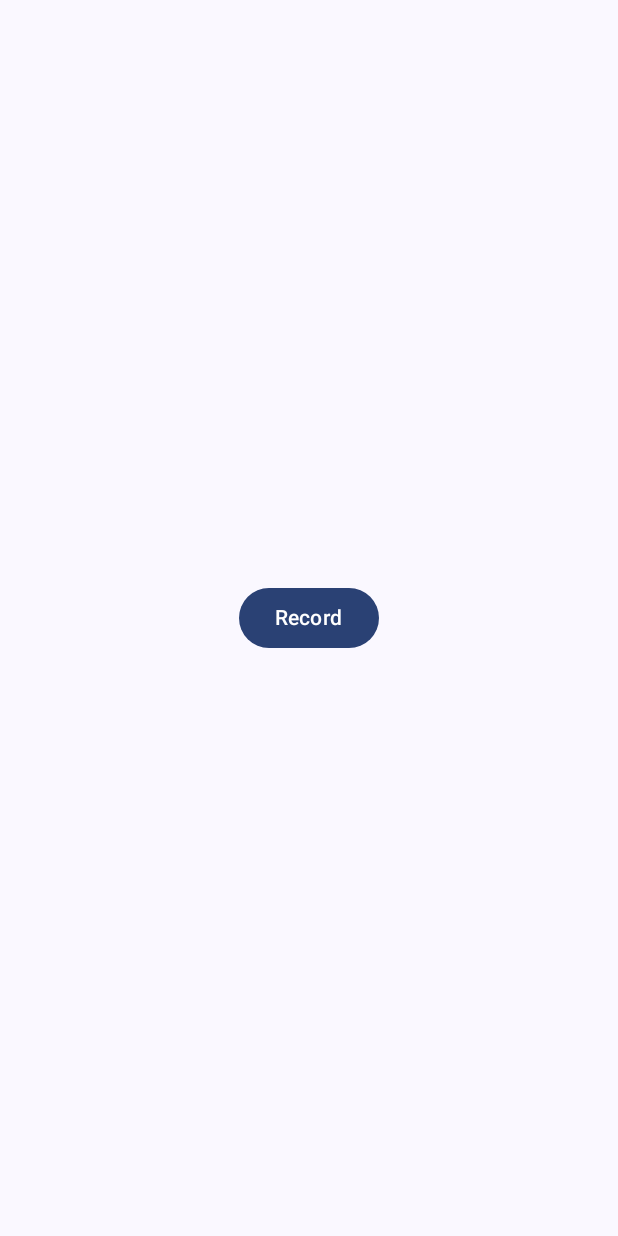
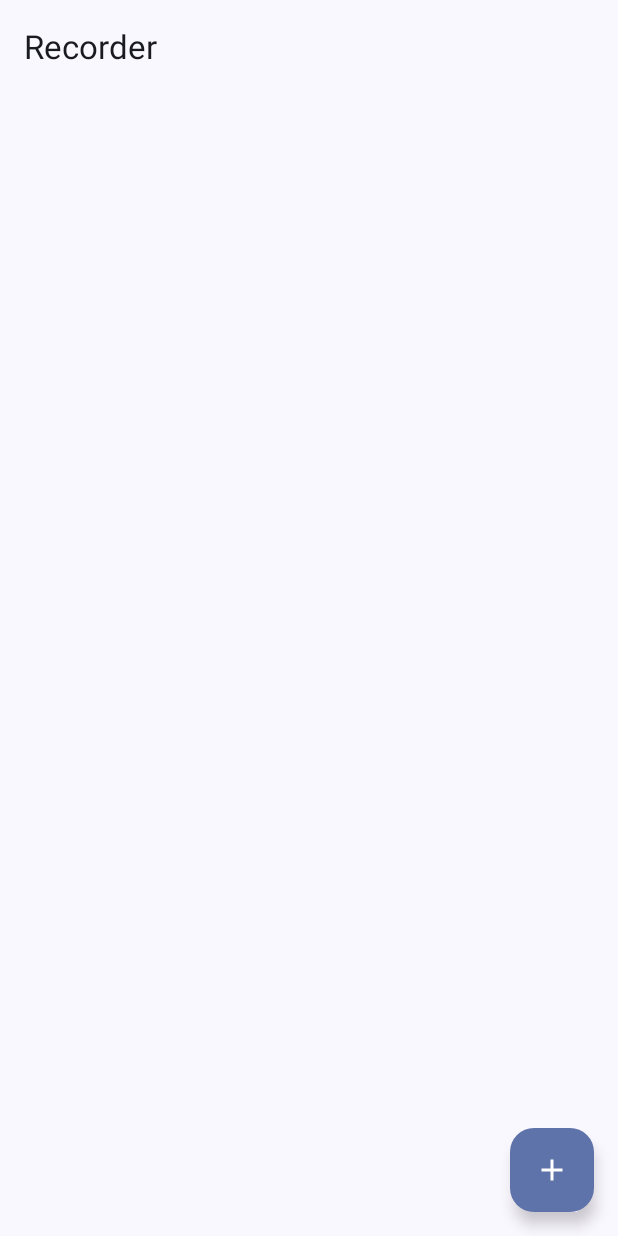
Before and after one commit to Davidathatch/LiveJournal, an Android app built with Jetpack Compose: the screen it shows after launch (MainActivity), on a phone screen of 412 x 824 dp. Run offline under Robolectric (Android 15) with nearby library versions, the phone set to English and light mode, and no system bars; our stand-ins replace Room's generated code.

Commit message:
Play/Pause/Stop recording - You can now create new recordings - Within recordings you can record, pause, and exit

```diff
--- a/app/build.gradle.kts
+++ b/app/build.gradle.kts
@@ -3,6 +3,7 @@ plugins {
     alias(libs.plugins.kotlin.android)
     alias(libs.plugins.kotlin.compose)
     id("com.google.devtools.ksp")
+    kotlin("plugin.serialization") version "2.0.21"
 }
 
 android {
@@ -52,6 +53,7 @@ dependencies {
     implementation(libs.androidx.compose.ui.tooling.preview)
     implementation(libs.androidx.compose.material3)
     implementation(libs.androidx.room.runtime)
+    implementation(libs.androidx.navigation.compose)
     ksp(libs.androidx.room.compiler)
     implementation(libs.androidx.room.ktx)
 
--- a/app/src/main/java/com/example/recorder/MainActivity.kt
+++ b/app/src/main/java/com/example/recorder/MainActivity.kt
@@ -24,7 +24,11 @@ import androidx.compose.runtime.getValue
 import androidx.compose.ui.Alignment
 import androidx.compose.ui.Modifier
 import androidx.compose.ui.tooling.preview.Preview
-import com.example.recorder.RecorderVM.Companion.Factory
+import androidx.navigation.compose.rememberNavController
+import com.example.recorder.composables.RecorderNav
+import com.example.recorder.composables.RecordingExplorer
+import com.example.recorder.state.RecorderVM
+import com.example.recorder.state.RecorderVM.Companion.Factory
 import com.example.recorder.ui.theme.RecorderTheme
 import kotlinx.coroutines.launch
 import kotlin.getValue
@@ -34,57 +38,10 @@ class MainActivity : ComponentActivity() {
         super.onCreate(savedInstanceState)
         enableEdgeToEdge()
         setContent {
-            val vm: RecorderVM by viewModels { RecorderVM.Factory }
+            val vm: RecorderVM by viewModels { Factory }
+            val navController = rememberNavController()
             RecorderTheme {
-                Scaffold(modifier = Modifier.fillMaxSize()) { innerPadding ->
-                    Column(
-                        modifier = Modifier
-                            .padding(innerPadding)
-                            .fillMaxSize(),
-                        verticalArrangement = Arrangement.Center,
-                        horizontalAlignment = Alignment.CenterHorizontally
-                    ) {
-                        val recordings by vm.recordings.collectAsState()
-                        LazyColumn {
-                            items(recordings, key = { it.id }) { recording ->
-                                Card(
-                                    onClick = { vm.onRecordingDelete(recording) }
-                                ) {
-                                    Column {
-                                        Text(recording.name)
-                                        Text(recording.timestamp.toString())
-                                        Text(recording.fileName)
-                                        Text(recording.state.value)
-                                    }
-                                }
-                            }
-                        }
-
-                        when {
-                            applicationContext.checkSelfPermission(Manifest.permission.RECORD_AUDIO) == PackageManager.PERMISSION_GRANTED -> {
-                                Button(
-                                    onClick = { vm.toggleRecording() }
-                                ) {
-                                    val recording by vm.recording.collectAsState()
-                                    Text(if (recording) "Stop" else "Record")
-                                }
-                            }
-
-                            else -> {
-                                Button(
-                                    onClick = {
-                                        requestPermissions(
-                                            arrayOf(Manifest.permission.RECORD_AUDIO),
-                                            1
-                                        )
-                                    }
-                                ) {
-                                    Text("Give mic access")
-                                }
-                            }
-                        }
-                    }
-                }
+                RecorderNav(navController, vm)
             }
         }
     }
--- a/app/src/main/java/com/example/recorder/RecorderVM.kt
+++ /dev/null
@@ -1,121 +0,0 @@
-package com.example.recorder
-
-import android.util.Log
-import androidx.lifecycle.ViewModel
-import androidx.lifecycle.ViewModelProvider
-import androidx.lifecycle.ViewModelProvider.AndroidViewModelFactory.Companion.APPLICATION_KEY
-import androidx.lifecycle.viewModelScope
-import androidx.lifecycle.viewmodel.initializer
-import androidx.lifecycle.viewmodel.viewModelFactory
-import com.example.recorder.data.Recording
-import com.example.recorder.data.RecordingRepository
-import com.example.recorder.data.RecordingState
-import com.example.recorder.recorder.Recorder
-import com.example.recorder.recorder.RecordingWriter
-import kotlinx.coroutines.CoroutineScope
-import kotlinx.coroutines.flow.MutableStateFlow
-import kotlinx.coroutines.flow.SharingStarted
-import kotlinx.coroutines.flow.stateIn
-import kotlinx.coroutines.launch
-import java.io.File
-
-/**
- * Viewmodel for [MainActivity]
- *
- * @param filesDir: the directory in which data should be saved
- * @param recorderScope: the coroutine scope in which the recorder should run
- */
-class RecorderVM(
-    private val filesDir: File,
-    private val recorderScope: CoroutineScope,
-    private val repo: RecordingRepository
-) : ViewModel() {
-    /**
-     * Used to record audio from the device mic
-     */
-    private val recorder = Recorder()
-
-    private var recordingRowId: Long? = null
-
-    /**
-     * Used to write data collected from the currently active recording
-     */
-    private lateinit var writer: RecordingWriter
-
-    val recordingMutable = MutableStateFlow(false)
-
-    /**
-     * True if the device is actively recording, false otherwise
-     */
-    val recording = recordingMutable
-
-    /**
-     * List of recordings to present to user
-     */
-    val recordings = repo.allRecordings.stateIn(
-        recorderScope,
-        SharingStarted.WhileSubscribed(),
-        initialValue = listOf()
-    )
-
-    /**
-     * Called when user request that a recording be deleted
-     *
-     * @param toDelete: the recording to delete
-     */
-    fun onRecordingDelete(toDelete: Recording) {
-        repo.deleteRecording(toDelete)
-    }
-
-    /**
-     * Called when the user toggles between starting/stopping a recording. If a recording is
-     * ongoing, it is finalized and should be presented to the user. If there is not an ongoing
-     * recording, a new one is started and set to save its data to a new .wav file in [filesDir].
-     */
-    fun toggleRecording() {
-        viewModelScope.launch {
-            // Ongoing recording; finalize it
-            if (recordingMutable.value) {
-                recorder.stop()
-                checkNotNull(recordingRowId)
-                repo.updateRecordingState(recordingRowId!!, RecordingState.COMPLETE)
-                recordingMutable.value = false
-            }
-            // No ongoing recording; start a new one
-            else {
-                val newRecording = Recording(
-                    name = "Recording",
-                )
-                try {
-                    writer = repo.prepareForRecording(newRecording)
-
-                    recordingMutable.value = true
-                    recorderScope.launch {
-                        writer.beginSave(recorder.start {
-                            recorderScope.launch {
-                                writer.finishSave()
-                            }
-                        })
-                    }
-                    recordingRowId = repo.addRecording(newRecording).await()
-                } catch (e: Exception) {
-                    Log.e("Recorder Vm", "Error starting recorder", e)
-                    recordingMutable.value = false
-                }
-            }
-        }
-    }
-
-    companion object {
-        val Factory: ViewModelProvider.Factory = viewModelFactory {
-            initializer {
-                val app = this[APPLICATION_KEY] as RecorderApplication
-                RecorderVM(
-                    app.filesDir,
-                    app.scope,
-                    app.repo
-                )
-            }
-        }
-    }
-}
--- /dev/null
+++ b/app/src/main/java/com/example/recorder/composables/Navigation.kt
@@ -0,0 +1,32 @@
+package com.example.recorder.composables
+
+import android.util.Log
+import androidx.compose.runtime.Composable
+import androidx.navigation.NavHostController
+import androidx.navigation.compose.NavHost
+import androidx.navigation.compose.composable
+import com.example.recorder.state.RecorderVM
+import kotlinx.serialization.Serializable
+
+@Serializable
+object RecordingExplorer
+
+@Serializable
+object NewRecording
+
+@Composable
+fun RecorderNav(
+    navController: NavHostController,
+    vm: RecorderVM) {
+    NavHost(navController = navController, startDestination = RecordingExplorer) {
+        composable<RecordingExplorer> {
+            vm.recordingExplorerState.setOnNewRecordingReq{ navController.navigate(NewRecording) }
+            RecordingExplorer(vm.recordingExplorerState)
+        }
+        composable<NewRecording> {
+            val state = vm.newRecordingState
+            state.setOnExitNewRecordingBtnPress{ navController.popBackStack() }
+            NewRecording(state)
+        }
+    }
+}
--- /dev/null
+++ b/app/src/main/java/com/example/recorder/composables/RecordingExplorer.kt
@@ -0,0 +1,111 @@
+package com.example.recorder.composables
+
+import androidx.compose.foundation.ExperimentalFoundationApi
+import androidx.compose.foundation.combinedClickable
+import androidx.compose.foundation.layout.Arrangement
+import androidx.compose.foundation.layout.Box
+import androidx.compose.foundation.layout.Column
+import androidx.compose.foundation.layout.Row
+import androidx.compose.foundation.layout.Spacer
+import androidx.compose.foundation.layout.fillMaxSize
+import androidx.compose.foundation.layout.fillMaxWidth
+import androidx.compose.foundation.layout.padding
+import androidx.compose.foundation.layout.width
+import androidx.compose.foundation.lazy.LazyColumn
+import androidx.compose.foundation.lazy.items
+import androidx.compose.material.icons.Icons
+import androidx.compose.material.icons.filled.Add
+import androidx.compose.material3.Card
+import androidx.compose.material3.DropdownMenu
+import androidx.compose.material3.DropdownMenuItem
+import androidx.compose.material3.ExperimentalMaterial3Api
+import androidx.compose.material3.FloatingActionButton
+import androidx.compose.material3.Icon
+import androidx.compose.material3.Scaffold
+import androidx.compose.material3.Text
+import androidx.compose.material3.TopAppBar
+import androidx.compose.runtime.Composable
+import androidx.compose.runtime.collectAsState
+import androidx.compose.runtime.getValue
+import androidx.compose.runtime.mutableStateOf
+import androidx.compose.runtime.remember
+import androidx.compose.runtime.setValue
+import androidx.compose.ui.Alignment
+import androidx.compose.ui.Modifier
+import androidx.compose.ui.unit.dp
+import com.example.recorder.state.RecordingExplorerState
+import java.time.LocalDateTime
+
+@OptIn(ExperimentalMaterial3Api::class, ExperimentalFoundationApi::class)
+@Composable
+fun RecordingExplorer(
+    state: RecordingExplorerState
+) {
+    Scaffold(
+        topBar = {
+            TopAppBar(
+                title = { Text("Recorder") }
+            )
+        },
+        floatingActionButton = {
+            FloatingActionButton(
+                onClick = { state.onNewRecordingBtnPress() }
+            ) {
+                Icon(Icons.Default.Add, contentDescription = "Add icon")
+            }
+        }
+    ) { innerPadding ->
+        Column(
+            modifier = Modifier
+                .padding(innerPadding)
+                .fillMaxSize(),
+            verticalArrangement = Arrangement.Top,
+            horizontalAlignment = Alignment.CenterHorizontally
+        ) {
+            val recordings by state.recordings.collectAsState()
+            LazyColumn {
+                items(recordings, key = { it.id }) { recording ->
+                    Box(
+                        modifier = Modifier.animateItem()
+                    ) {
+                        var dropdownExpanded by remember { mutableStateOf(false) }
+                        Card(
+                            modifier = Modifier
+                                .fillMaxWidth()
+                                .padding(25.dp, 5.dp)
+                                .combinedClickable(
+                                    onClick = {},
+                                    onLongClick = { dropdownExpanded = true },
+                                )
+                        ) {
+                            Row(
+                                modifier = Modifier
+                                    .padding(15.dp)
+                                    .fillMaxWidth(),
+                                horizontalArrangement = Arrangement.SpaceBetween
+                            ) {
+                                Text(recording.name)
+                                Spacer(Modifier.width(15.dp))
+                                Text(recording.timestamp.format(java.time.format.DateTimeFormatter.ISO_DATE))
+                            }
+                            DropdownMenu(
+                                expanded = dropdownExpanded,
+                                onDismissRequest = { dropdownExpanded = false }
+                            ) {
+                                DropdownMenuItem(
+                                    text = { Text("Delete") },
+                                    onClick = {
+                                        state.onRecordingDelete(recording)
+                                        dropdownExpanded = false
+                                    }
+                                )
+                            }
+                        }
+
+
+                    }
+                }
+            }
+        }
+    }
+}
--- /dev/null
+++ b/app/src/main/java/com/example/recorder/state/RecorderVM.kt
@@ -0,0 +1,71 @@
+package com.example.recorder.state
+
+import androidx.lifecycle.ViewModel
+import androidx.lifecycle.ViewModelProvider
+import androidx.lifecycle.viewModelScope
+import androidx.lifecycle.viewmodel.initializer
+import androidx.lifecycle.viewmodel.viewModelFactory
+import com.example.recorder.RecorderApplication
+import com.example.recorder.data.Recording
+import com.example.recorder.data.RecordingRepository
+import kotlinx.coroutines.CoroutineScope
+import kotlinx.coroutines.flow.SharingStarted
+import kotlinx.coroutines.flow.stateIn
+import java.io.File
+
+/**
+ * Viewmodel for [com.example.recorder.MainActivity]
+ *
+ * @param filesDir: the directory in which data should be saved
+ * @param recorderScope: the coroutine scope in which the recorder should run
+ * @param repo: repository for accessing recorder data
+ */
+class RecorderVM(
+    filesDir: File,
+    private val recorderScope: CoroutineScope,
+    private val repo: RecordingRepository
+) : ViewModel() {
+    /**
+     * State for recording explorer composable
+     */
+    val recordingExplorerState = RecordingExplorerState(
+        repo.allRecordings.stateIn(
+            recorderScope,
+            SharingStarted.Companion.WhileSubscribed(),
+            initialValue = listOf()
+        ),
+        ::onRecordingDelete
+    )
+
+    /**
+     * State for the new recording composable
+     */
+    val newRecordingState get() = NewRecordingState(
+        viewModelScope,
+        recorderScope,
+        repo
+    )
+
+    /**
+     * Called when user request that a recording be deleted
+     *
+     * @param toDelete: the recording to delete
+     */
+    fun onRecordingDelete(toDelete: Recording) {
+        repo.deleteRecording(toDelete)
+    }
+
+    companion object {
+        val Factory: ViewModelProvider.Factory = viewModelFactory {
+            initializer {
+                val app =
+                    this[ViewModelProvider.AndroidViewModelFactory.Companion.APPLICATION_KEY] as RecorderApplication
+                RecorderVM(
+                    app.filesDir,
+                    app.scope,
+                    app.repo
+                )
+            }
+        }
+    }
+}
--- /dev/null
+++ b/app/src/main/java/com/example/recorder/state/RecordingExplorerState.kt
@@ -0,0 +1,14 @@
+package com.example.recorder.state
+
+import com.example.recorder.data.Recording
+import kotlinx.coroutines.flow.StateFlow
+
+class RecordingExplorerState(
+   val recordings: StateFlow<List<Recording>>,
+   val onRecordingDelete : (Recording) -> Unit = {},
+   var onNewRecordingBtnPress: () -> Unit = {}
+) {
+   fun setOnNewRecordingReq(callback: () -> Unit) {
+      onNewRecordingBtnPress = callback
+   }
+}
--- /dev/null
+++ b/app/src/main/res/drawable/pause.xml
@@ -0,0 +1,9 @@
+<vector xmlns:android="http://schemas.android.com/apk/res/android"
+    android:width="24dp"
+    android:height="24dp"
+    android:viewportWidth="960"
+    android:viewportHeight="960">
+  <path
+      android:pathData="M520,760v-560h240v560L520,760ZM200,760v-560h240v560L200,760ZM600,680h80v-400h-80v400ZM280,680h80v-400h-80v400ZM280,280v400,-400ZM600,280v400,-400Z"
+      android:fillColor="#e3e3e3"/>
+</vector>
--- /dev/null
+++ b/app/src/main/res/drawable/record.xml
@@ -0,0 +1,9 @@
+<vector xmlns:android="http://schemas.android.com/apk/res/android"
+    android:width="24dp"
+    android:height="24dp"
+    android:viewportWidth="960"
+    android:viewportHeight="960">
+  <path
+      android:pathData="M480,480ZM480,760q-116,0 -198,-82t-82,-198q0,-116 82,-198t198,-82q116,0 198,82t82,198q0,116 -82,198t-198,82ZM480,680q83,0 141.5,-58.5T680,480q0,-83 -58.5,-141.5T480,280q-83,0 -141.5,58.5T280,480q0,83 58.5,141.5T480,680Z"
+      android:fillColor="#e3e3e3"/>
+</vector>
--- /dev/null
+++ b/app/src/main/res/drawable/stop.xml
@@ -0,0 +1,9 @@
+<vector xmlns:android="http://schemas.android.com/apk/res/android"
+    android:width="24dp"
+    android:height="24dp"
+    android:viewportWidth="960"
+    android:viewportHeight="960">
+  <path
+      android:pathData="M320,320v320,-320ZM240,720v-480h480v480L240,720ZM320,640h320v-320L320,320v320Z"
+      android:fillColor="#e3e3e3"/>
+</vector>
--- a/gradle/libs.versions.toml
+++ b/gradle/libs.versions.toml
@@ -9,6 +9,7 @@ lifecycleRuntimeKtx = "2.9.4"
 activityCompose = "1.11.0"
 composeBom = "2024.09.00"
 room = "2.8.2"
+navigationCompose = "2.9.5"
 
 [libraries]
 androidx-core-ktx = { group = "androidx.core", name = "core-ktx", version.ref = "coreKtx" }
@@ -28,6 +29,7 @@ androidx-compose-ui-tooling-preview = { group = "androidx.compose.ui", name = "u
 androidx-compose-ui-test-manifest = { group = "androidx.compose.ui", name = "ui-test-manifest" }
 androidx-compose-ui-test-junit4 = { group = "androidx.compose.ui", name = "ui-test-junit4" }
 androidx-compose-material3 = { group = "androidx.compose.material3", name = "material3" }
+androidx-navigation-compose = { group = "androidx.navigation", name = "navigation-compose", version.ref = "navigationCompose" }
 
 [plugins]
 android-application = { id = "com.android.application", version.ref = "agp" }
```
Also changed, not shown: app/src/main/java/com/example/recorder/composables/NewRecording.kt (added, +77 -0 lines), app/src/main/java/com/example/recorder/recorder/Recorder.kt (+54 -14 lines), app/src/main/java/com/example/recorder/recorder/RecordingWriter.kt (+15 -7 lines), app/src/main/java/com/example/recorder/state/NewRecordingState.kt (added, +93 -0 lines), app/src/main/res/drawable/play.xml (added, +9 -0 lines).
